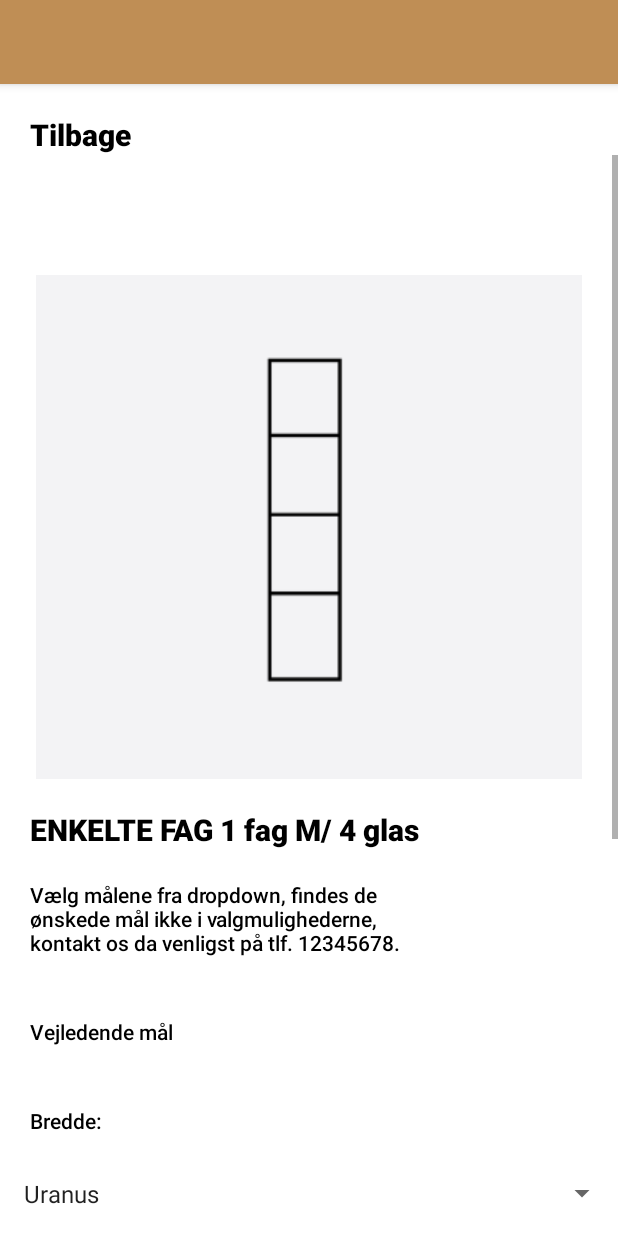
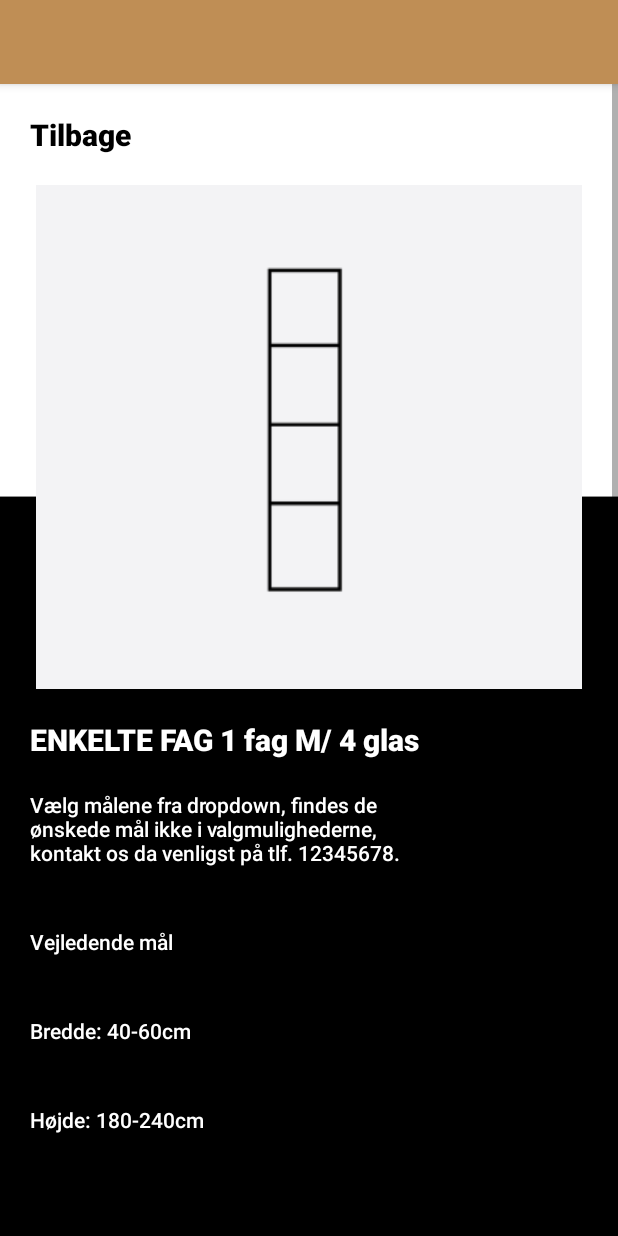
Before and after one commit to andracs/New-Yorker.dk, an Android app: the QuotationRequest screen opened directly, with no data from a screen before it, on a phone screen of 412 x 824 dp. Run offline under Robolectric (Android 15) with nearby library versions, the phone set to English and light mode, and no system bars.

Commit message:
Layout for quotation_request.xml changed.

```diff
--- a/app/src/main/java/com/example/view/QuotationRequest.java
+++ b/app/src/main/java/com/example/view/QuotationRequest.java
@@ -28,6 +28,19 @@ public class QuotationRequest extends AppCompatActivity implements AdapterView.O
     // Apply the adapter to the spinner
         widthspinner.setAdapter(adapter);
         widthspinner.setOnItemSelectedListener(this);
+
+
+        Spinner heightspinner = (Spinner) findViewById(R.id.height_spinner);
+
+        // Create an ArrayAdapter using the string array and a default spinner layout
+        ArrayAdapter<CharSequence> heightadapter = ArrayAdapter.createFromResource(this,
+                R.array.height_spinner, android.R.layout.simple_spinner_item);
+        // Specify the layout to use when the list of choices appears
+        heightadapter.setDropDownViewResource(android.R.layout.simple_spinner_dropdown_item);
+        // Apply the adapter to the spinner
+        heightspinner.setAdapter(heightadapter);
+        heightspinner.setOnItemSelectedListener(this);
+
     }
 
 
--- a/app/src/main/res/layout/quotation_request.xml
+++ b/app/src/main/res/layout/quotation_request.xml
@@ -12,6 +12,16 @@
         android:id="@+id/toolbar"
         layout="@layout/toolbar" />
 
+    <ScrollView
+        android:layout_width="match_parent"
+        android:layout_height="wrap_content">
+
+        <LinearLayout
+            android:layout_width="match_parent"
+            android:layout_height="1000dp"
+            android:orientation="vertical"
+            android:background="@drawable/test5">
+
             <TextView
                 android:id="@+id/backButton"
                 android:layout_width="match_parent"
@@ -21,25 +31,16 @@
                 android:fontFamily="sans-serif-black"
                 android:paddingLeft="20dp"
                 android:paddingTop="20dp"
+                android:paddingBottom="20dp"
                 android:paddingRight="20dp"
                 android:textColor="@color/black"
                 android:textSize="20sp" />
-
-    <ScrollView
-        android:layout_width="match_parent"
-        android:layout_height="fill_parent">
-
-        <LinearLayout
-            android:layout_width="match_parent"
-            android:layout_height="wrap_content"
-            android:orientation="vertical">
 
             <ImageView
                 android:id="@+id/qrImage"
                 android:layout_width="match_parent"
                 android:layout_height="match_parent"
                 android:layout_gravity="center"
-                android:layout_marginTop="80dp"
                 android:contentDescription="Product"
                 android:src="@drawable/testimg" />
 
@@ -52,7 +53,7 @@
                 android:paddingTop="20dp"
                 android:paddingRight="20dp"
                 android:text="@string/qrTitle"
-                android:textColor="@color/black"
+                android:textColor="@color/white"
                 android:textSize="20sp" />
 
             <TextView
@@ -65,7 +66,7 @@
                 android:paddingRight="20dp"
                 android:paddingBottom="20dp"
                 android:text="@string/qrText"
-                android:textColor="@color/black"
+                android:textColor="@color/white"
                 android:textSize="14sp" />
 
             <TextView
@@ -78,8 +79,16 @@
                     android:paddingRight="20dp"
                     android:paddingBottom="20dp"
                     android:text="@string/qrDescriptionLabel"
-                android:textColor="@color/black"
+                android:textColor="@color/white"
                     android:textSize="14sp" />
+
+            <TableLayout
+                android:layout_width="match_parent"
+                android:layout_height="match_parent">
+
+                <TableRow
+                    android:layout_width="match_parent"
+                    android:layout_height="match_parent">
 
                     <TextView
                         android:id="@+id/qrWidthLabel"
@@ -91,7 +100,7 @@
                         android:paddingRight="20dp"
                         android:paddingBottom="20dp"
                         android:text="@string/qrWidthLabel"
-                android:textColor="@color/black"
+                        android:textColor="@color/white"
                         android:textSize="14sp" />
 
                     <Spinner
@@ -99,6 +108,11 @@
                         android:layout_width="match_parent"
                         android:layout_height="wrap_content"
                         android:padding="8dp" />
+                </TableRow>
+
+                <TableRow
+                    android:layout_width="match_parent"
+                    android:layout_height="match_parent">
 
                     <TextView
                         android:id="@+id/qrHeightLabel"
@@ -110,8 +124,16 @@
                         android:paddingRight="20dp"
                         android:paddingBottom="20dp"
                         android:text="@string/qrHeightLabel"
-                android:textColor="@color/black"
+                        android:textColor="@color/white"
                         android:textSize="14sp" />
+
+                    <Spinner
+                        android:id="@+id/height_spinner"
+                        android:layout_width="match_parent"
+                        android:layout_height="wrap_content"
+                        android:padding="8dp" />
+                </TableRow>
+            </TableLayout>
 
             <Button
                 android:id="@+id/sentQRButton"
--- a/app/src/main/res/values/strings.xml
+++ b/app/src/main/res/values/strings.xml
@@ -27,12 +27,23 @@
     <string name="qrText">Vælg målene fra dropdown, findes de ønskede mål ikke i valgmulighederne, kontakt os da venligst på tlf. 12345678. </string>
     <string name="sentQRButton">Send tilbudsforespørgsel</string>
     <string name="qrDescriptionLabel">Vejledende mål</string>
-    <string name="qrWidthLabel">Bredde:</string>
-    <string name="qrHeightLabel">Højde:</string>
+    <string name="qrWidthLabel">Bredde: 40-60cm</string>
+    <string name="qrHeightLabel">Højde: 180-240cm</string>
 
     <string-array name="width_spinner">
-        <item>Uranus</item>
-        <item>Neptune</item>
+        <item>40cm</item>
+        <item>50cm</item>
+        <item>60cm</item>
+    </string-array>
+
+    <string-array name="height_spinner">
+        <item>180cm</item>
+        <item>190cm</item>
+        <item>200cm</item>
+        <item>210cm</item>
+        <item>220cm</item>
+        <item>230cm</item>
+        <item>240cm</item>
     </string-array>
 
 </resources>
```
Also changed, not shown: app/src/main/res/drawable/test5.png (added). Lines whose indentation alone changed are shown as unchanged.
